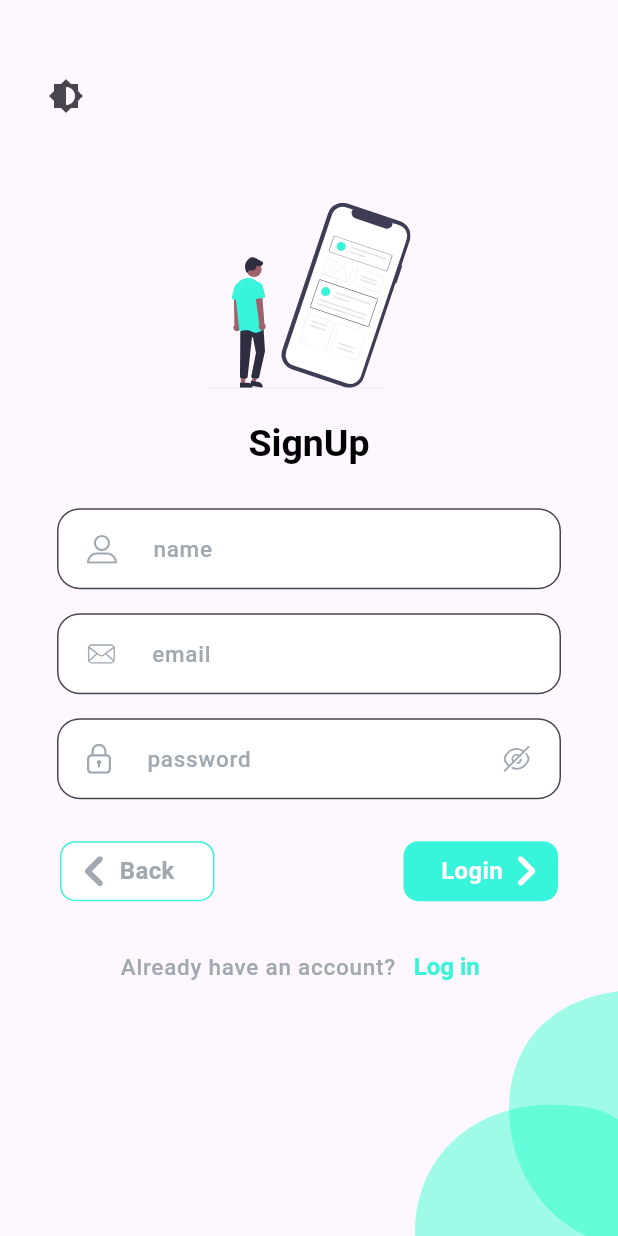
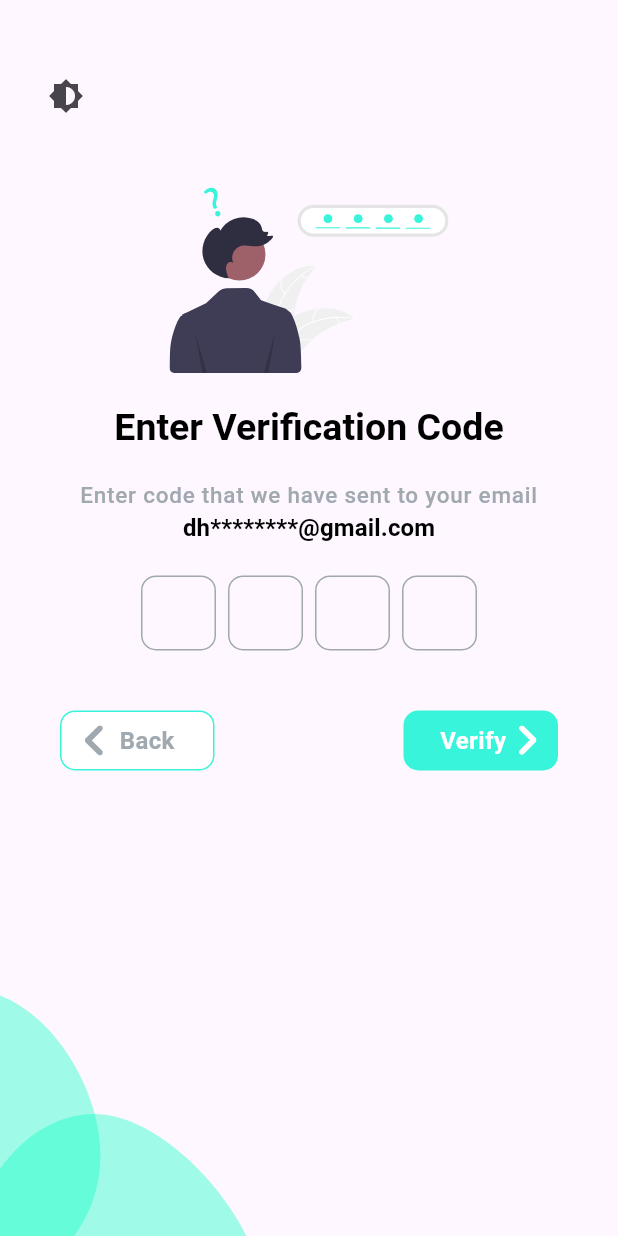
Before and after one commit to dhwanish-3/Heartless, a Flutter app: the screen it shows after launch, on a phone screen of 412 x 824 dp. Run offline on Flutter 3.47's test engine with Material 3 defaults, Android fonts, the phone set to English and light mode, and no system bars; drawn by our look-alikes of pin_code_text_field; our stand-ins replace cloud_firestore, firebase_auth, firebase_core, flutter_svg, shared_preferences; accounts and stored records are empty.

Commit message:
verification page added

```diff
--- a/lib/main.dart
+++ b/lib/main.dart
@@ -1,6 +1,7 @@
 import 'package:flutter/material.dart';
 import 'package:heartless/pages/auth/login_page.dart';
 import 'package:heartless/pages/auth/signup_page.dart';
+import 'package:heartless/pages/auth/verification_page.dart';
 import 'package:heartless/shared/provider/auth_notifier.dart';
 import 'package:heartless/shared/provider/theme_provider.dart';
 import 'package:provider/provider.dart';
@@ -34,7 +35,7 @@ class MyApp extends StatelessWidget {
       theme: themeNotifier.lightTheme,
       darkTheme: themeNotifier.darkTheme,
       themeMode: ThemeNotifier.themeMode,
-      home: const SignUpPage(),
+      home: const VerificationPage(),
     );
   }
 
--- a/lib/pages/auth/login_page.dart
+++ b/lib/pages/auth/login_page.dart
@@ -170,7 +170,7 @@ class _LoginPageState extends State<LoginPage> {
                               onTap: () async {
                                 submitForm();
                               },
-                              child: const RightButton()),
+                              child: const RightButton(text: 'Login')),
                         ],
                       ),
                     ),
--- a/lib/pages/auth/signup_page.dart
+++ b/lib/pages/auth/signup_page.dart
@@ -161,7 +161,7 @@ class _SignUpPageState extends State<SignUpPage> {
                               onTap: () async {
                                 submitForm();
                               },
-                              child: const RightButton()),
+                              child: const RightButton(text: 'SignUp')),
                         ],
                       ),
                     ),
--- /dev/null
+++ b/lib/pages/auth/verification_page.dart
@@ -0,0 +1,134 @@
+import "package:flutter/material.dart";
+import "package:flutter_svg/svg.dart";
+import "package:heartless/Backend/Auth/auth.dart";
+import "package:heartless/main.dart";
+import "package:heartless/shared/Models/patient.dart";
+import "package:heartless/shared/provider/auth_notifier.dart";
+import "package:heartless/shared/provider/theme_provider.dart";
+import "package:heartless/widgets/OtpInput.dart";
+import "package:heartless/widgets/left_trailing_button.dart";
+import "package:heartless/widgets/right_trailing_button.dart";
+import "package:heartless/shared/provider/widget_provider.dart";
+
+class VerificationPage extends StatefulWidget {
+  const VerificationPage({super.key});
+
+  @override
+  State<VerificationPage> createState() => _VerificationPageState();
+}
+
+class _VerificationPageState extends State<VerificationPage> {
+  final Auth _auth = Auth();
+  final _formKey = GlobalKey<FormState>();
+  final TextEditingController _otpController = TextEditingController();
+
+  //! must fetch userEmail from authNotifier
+  final userEmail = "dhwanish";
+
+  @override
+  void dispose() {
+    super.dispose();
+  }
+
+  @override
+  void initState() {
+    super.initState();
+  }
+
+  @override
+  Widget build(BuildContext context) {
+    double screenHeight = MediaQuery.of(context).size.height;
+    double svgHeight = 0.15 * screenHeight;
+    double screenWidth = MediaQuery.of(context).size.width;
+    WidgetNotifier widgetNotifier =
+        Provider.of<WidgetNotifier>(context, listen: false);
+    final themeProvider = Provider.of<ThemeNotifier>(context);
+    AuthNotifier authNotifier = Provider.of<AuthNotifier>(context);
+
+    return Scaffold(
+      body: Stack(
+        children: [
+          Positioned(
+            left: 0,
+            bottom: 0,
+            child: SvgPicture.asset(
+              'assets/Icons/blueHeart.svg',
+              height: screenHeight * 0.2,
+            ),
+          ),
+          Positioned(
+            left: 20,
+            top: 40,
+            child: IconButton(
+              icon: const Icon(Icons.brightness_6), // Icon to toggle theme
+              onPressed: () {
+                themeProvider.toggleThemeMode();
+              },
+            ),
+          ),
+          Padding(
+            padding: const EdgeInsets.symmetric(
+              horizontal: 10,
+              vertical: 5,
+            ),
+            child: Column(
+              crossAxisAlignment: CrossAxisAlignment.center,
+              mainAxisAlignment: MainAxisAlignment.start,
+              children: [
+                const SizedBox(
+                  height: 120,
+                ),
+                SvgPicture.asset(
+                  'assets/illustrations/forgot_pass.svg',
+                  height: svgHeight,
+                ),
+                const SizedBox(
+                  height: 20,
+                ),
+                Text(
+                  'Enter Verification Code',
+                  style: Theme.of(context).textTheme.headlineMedium,
+                ),
+                const SizedBox(
+                  height: 20,
+                ),
+                Text(
+                  '''Enter code that we have sent to your email''',
+                  style: Theme.of(context).textTheme.labelMedium,
+                  textAlign: TextAlign.center,
+                ),
+                Text(
+                  "${userEmail.substring(0, 2)}********@gmail.com",
+                  style: Theme.of(context).textTheme.titleSmall,
+                ),
+                const SizedBox(
+                  height: 20,
+                ),
+                OtpWidget(otpController: _otpController),
+                const SizedBox(
+                  height: 20,
+                ),
+                Padding(
+                  padding:
+                      const EdgeInsets.symmetric(horizontal: 30, vertical: 20),
+                  child: Row(
+                    mainAxisAlignment: MainAxisAlignment.spaceBetween,
+                    children: [
+                      GestureDetector(onTap: () {}, child: const LeftButton()),
+                      GestureDetector(
+                          onTap: () async {},
+                          child: const RightButton(text: 'Verify')),
+                    ],
+                  ),
+                ),
+                const SizedBox(
+                  height: 20,
+                )
+              ],
+            ),
+          ),
+        ],
+      ),
+    );
+  }
+}
--- a/lib/shared/constants.dart
+++ b/lib/shared/constants.dart
@@ -25,9 +25,9 @@ class Constants {
         fontSize: 15,
       ),
       bodyLarge: TextStyle(
-        color: customGray,
+        color: Colors.black,
         fontWeight: FontWeight.w600,
-        fontSize: 13,
+        fontSize: 20,
       ),
       bodyMedium: TextStyle(
         color: Colors.black,
@@ -36,6 +36,11 @@ class Constants {
       ),
       headlineSmall: TextStyle(
         color: primaryColor,
+        fontWeight: FontWeight.w600,
+        fontSize: 16,
+      ),
+      titleSmall: TextStyle(
+        color: Colors.black,
         fontWeight: FontWeight.w600,
         fontSize: 16,
       ));
@@ -60,9 +65,9 @@ class Constants {
       fontSize: 15,
     ),
     bodyLarge: TextStyle(
-        color: customGray,
+      color: Colors.black,
       fontWeight: FontWeight.w600,
-        fontSize: 13,
+      fontSize: 25,
     ),
     bodyMedium: TextStyle(
       color: Colors.black,
@@ -73,5 +78,11 @@ class Constants {
       color: primaryColor,
       fontWeight: FontWeight.w600,
       fontSize: 16,
-      ));
+    ),
+    titleSmall: TextStyle(
+      color: Colors.white,
+      fontWeight: FontWeight.w600,
+      fontSize: 16,
+    ),
+  );
 }
--- /dev/null
+++ b/lib/widgets/OtpInput.dart
@@ -0,0 +1,36 @@
+import 'package:flutter/material.dart';
+import 'package:heartless/shared/constants.dart';
+import 'package:pin_code_text_field/pin_code_text_field.dart';
+
+class OtpWidget extends StatelessWidget {
+  final TextEditingController otpController;
+  const OtpWidget({
+    super.key,
+    required this.otpController,
+  });
+
+  @override
+  Widget build(BuildContext context) {
+    return PinCodeTextField(
+      autofocus: true,
+      controller: otpController,
+      hideCharacter: false,
+      highlight: true,
+      highlightColor: Colors.blue,
+      defaultBorderColor: Constants.customGray,
+      hasTextBorderColor: Theme.of(context).primaryColor,
+      pinBoxBorderWidth: 1.0,
+      pinBoxRadius: 10.0,
+      maxLength: 4,
+      hasError: false,
+      onTextChanged: (text) {
+        //* if anything should be added later on
+      },
+      wrapAlignment: WrapAlignment.spaceEvenly,
+      pinBoxDecoration: ProvidedPinBoxDecoration.defaultPinBoxDecoration,
+      pinTextStyle: Theme.of(context).textTheme.bodyLarge,
+      pinBoxWidth: 50.0,
+      pinBoxHeight: 50.0,
+    );
+  }
+}
--- a/lib/widgets/right_trailing_button.dart
+++ b/lib/widgets/right_trailing_button.dart
@@ -2,7 +2,8 @@ import 'package:flutter/material.dart';
 import 'package:flutter_svg/svg.dart';
 
 class RightButton extends StatelessWidget {
-  const RightButton({super.key});
+  final String text;
+  const RightButton({super.key, required this.text});
 
   @override
   Widget build(BuildContext context) {
@@ -12,17 +13,14 @@ class RightButton extends StatelessWidget {
       width: screenWidth * 0.25,
       padding: const EdgeInsets.fromLTRB(20, 5, 10, 5),
       decoration: BoxDecoration(
-          // border: Border.all(
-          //   color: Constants().customGray,
-          // ),
           borderRadius: BorderRadius.circular(10),
           color: Theme.of(context).primaryColor),
       child: Row(
         mainAxisAlignment: MainAxisAlignment.spaceAround,
         children: [
-          const Text(
-            'Login',
-            style: TextStyle(
+          Text(
+            text,
+            style: const TextStyle(
               color: Colors.white,
               fontWeight: FontWeight.bold,
             ),
--- a/pubspec.yaml
+++ b/pubspec.yaml
@@ -40,6 +40,7 @@ dependencies:
   provider: ^6.0.5
   firebase_core: ^2.21.0
   shared_preferences: ^2.2.2
+  pin_code_text_field: ^1.8.0
 
 dev_dependencies:
   flutter_test:
```
Also changed, not shown: pubspec.lock. Lines whose indentation alone changed are shown as unchanged.
